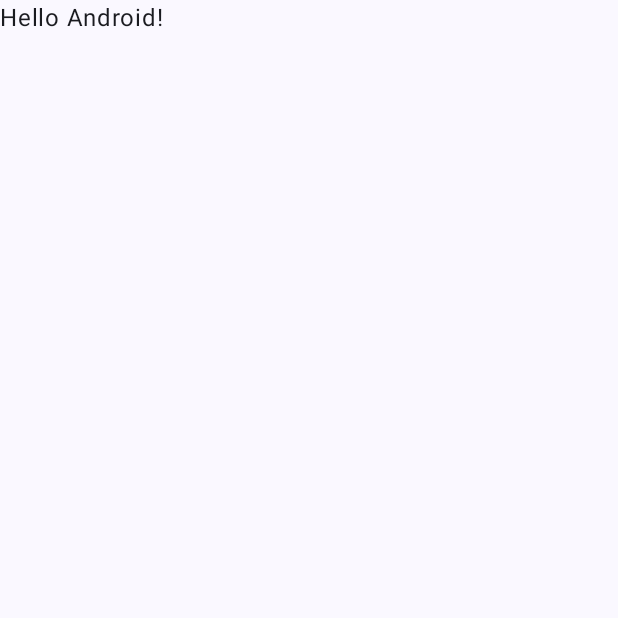
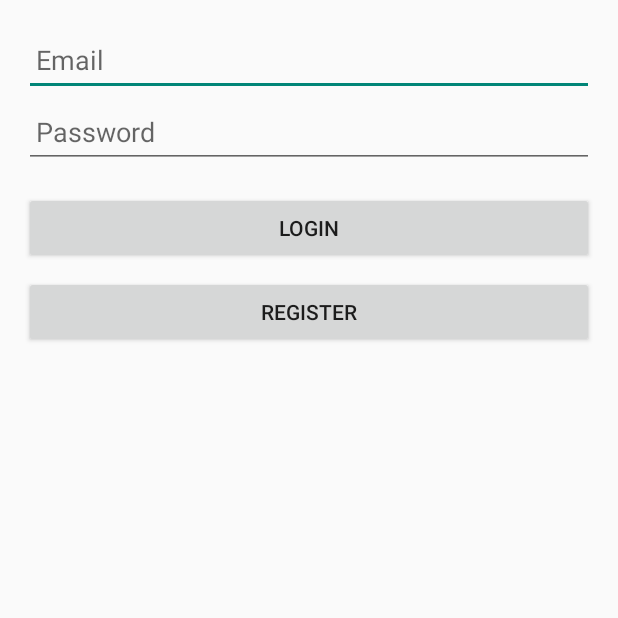
Before and after one commit to joshuaj0421/SkillScape, an Android app built with Jetpack Compose: the screen it shows after launch (MainActivity before the commit, LoginActivity after it), on a phone screen of 412 x 824 dp, the top half of it. Before the commit the part shown is almost empty. Run offline under Robolectric (Android 15) with nearby library versions, the light colour scheme and no system bars; our stand-ins replace Firebase (no records; nobody signed in at launch, a user with empty details on screens opened directly).

Commit message:
Login Activity and firebase somewhat complete

```diff
--- a/app/build.gradle.kts
+++ b/app/build.gradle.kts
@@ -2,6 +2,7 @@ plugins {
     alias(libs.plugins.android.application)
     alias(libs.plugins.kotlin.android)
     alias(libs.plugins.kotlin.compose)
+    id("com.google.gms.google-services")
 }
 
 android {
@@ -49,6 +50,10 @@ dependencies {
     implementation(libs.androidx.ui.graphics)
     implementation(libs.androidx.ui.tooling.preview)
     implementation(libs.androidx.material3)
+    implementation(platform("com.google.firebase:firebase-bom:33.6.0"))
+    implementation("com.google.firebase:firebase-analytics")
+    implementation(libs.firebase.auth.ktx)
+    implementation(libs.androidx.appcompat)
     testImplementation(libs.junit)
     androidTestImplementation(libs.androidx.junit)
     androidTestImplementation(libs.androidx.espresso.core)
--- a/app/src/main/AndroidManifest.xml
+++ b/app/src/main/AndroidManifest.xml
@@ -13,7 +13,7 @@
         android:theme="@style/Theme.SkillScape"
         tools:targetApi="31">
         <activity
-            android:name=".MainActivity"
+            android:name=".LoginActivity"
             android:exported="true"
             android:label="@string/app_name"
             android:theme="@style/Theme.SkillScape">
--- /dev/null
+++ b/app/src/main/java/edu/uark/joshuaj/skillscape/LoginActivity.kt
@@ -0,0 +1,65 @@
+package edu.uark.joshuaj.skillscape
+
+import android.os.Bundle
+import android.widget.Button
+import android.widget.EditText
+import android.widget.Toast
+import androidx.appcompat.app.AppCompatActivity
+import com.google.firebase.auth.FirebaseAuth
+
+class LoginActivity : AppCompatActivity() {
+
+    private lateinit var auth: FirebaseAuth
+
+    override fun onCreate(savedInstanceState: Bundle?) {
+        super.onCreate(savedInstanceState)
+        setContentView(R.layout.activity_login)
+
+        auth = FirebaseAuth.getInstance()
+
+        val emailEditText = findViewById<EditText>(R.id.emailEditText)
+        val passwordEditText = findViewById<EditText>(R.id.passwordEditText)
+        val loginButton = findViewById<Button>(R.id.loginButton)
+        val registerButton = findViewById<Button>(R.id.registerButton)
+
+        // Login button click listener
+        loginButton.setOnClickListener {
+            val email = emailEditText.text.toString().trim()
+            val password = passwordEditText.text.toString().trim()
+
+            if (email.isEmpty() || password.isEmpty()) {
+                Toast.makeText(this, "Please enter email and password", Toast.LENGTH_SHORT).show()
+                return@setOnClickListener
+            }
+
+            auth.signInWithEmailAndPassword(email, password)
+                .addOnCompleteListener { task ->
+                    if (task.isSuccessful) {
+                        Toast.makeText(this, "Login Successful", Toast.LENGTH_SHORT).show()
+                    } else {
+                        Toast.makeText(this, "Login Failed: ${task.exception?.message}", Toast.LENGTH_SHORT).show()
+                    }
+                }
+        }
+
+        // Register button click listener
+        registerButton.setOnClickListener {
+            val email = emailEditText.text.toString().trim()
+            val password = passwordEditText.text.toString().trim()
+
+            if (email.isEmpty() || password.isEmpty()) {
+                Toast.makeText(this, "Please enter email and password", Toast.LENGTH_SHORT).show()
+                return@setOnClickListener
+            }
+
+            auth.createUserWithEmailAndPassword(email, password)
+                .addOnCompleteListener { task ->
+                    if (task.isSuccessful) {
+                        Toast.makeText(this, "Registration Successful", Toast.LENGTH_SHORT).show()
+                    } else {
+                        Toast.makeText(this, "Registration Failed: ${task.exception?.message}", Toast.LENGTH_SHORT).show()
+                    }
+                }
+        }
+    }
+}
--- a/app/src/main/java/edu/uark/joshuaj/skillscape/MainActivity.kt
+++ /dev/null
@@ -1,47 +0,0 @@
-package edu.uark.joshuaj.skillscape
-
-import android.os.Bundle
-import androidx.activity.ComponentActivity
-import androidx.activity.compose.setContent
-import androidx.activity.enableEdgeToEdge
-import androidx.compose.foundation.layout.fillMaxSize
-import androidx.compose.foundation.layout.padding
-import androidx.compose.material3.Scaffold
-import androidx.compose.material3.Text
-import androidx.compose.runtime.Composable
-import androidx.compose.ui.Modifier
-import androidx.compose.ui.tooling.preview.Preview
-import edu.uark.joshuaj.skillscape.ui.theme.SkillScapeTheme
-
-class MainActivity : ComponentActivity() {
-    override fun onCreate(savedInstanceState: Bundle?) {
-        super.onCreate(savedInstanceState)
-        enableEdgeToEdge()
-        setContent {
-            SkillScapeTheme {
-                Scaffold(modifier = Modifier.fillMaxSize()) { innerPadding ->
-                    Greeting(
-                        name = "Android",
-                        modifier = Modifier.padding(innerPadding)
-                    )
-                }
-            }
-        }
-    }
-}
-
-@Composable
-fun Greeting(name: String, modifier: Modifier = Modifier) {
-    Text(
-        text = "Hello $name!",
-        modifier = modifier
-    )
-}
-
-@Preview(showBackground = true)
-@Composable
-fun GreetingPreview() {
-    SkillScapeTheme {
-        Greeting("Android")
-    }
-}
--- /dev/null
+++ b/app/src/main/res/layout/activity_login.xml
@@ -0,0 +1,37 @@
+<LinearLayout
+    xmlns:android="http://schemas.android.com/apk/res/android"
+    android:layout_width="match_parent"
+    android:layout_height="match_parent"
+    android:orientation="vertical"
+    android:padding="16dp">
+
+    <EditText
+        android:id="@+id/emailEditText"
+        android:layout_width="match_parent"
+        android:layout_height="48dp"
+        android:hint="Email"
+        android:inputType="textEmailAddress"
+        android:padding="8dp" />
+
+    <EditText
+        android:id="@+id/passwordEditText"
+        android:layout_width="match_parent"
+        android:layout_height="48dp"
+        android:hint="Password"
+        android:inputType="textPassword"
+        android:padding="8dp" />
+
+    <Button
+        android:id="@+id/loginButton"
+        android:layout_width="match_parent"
+        android:layout_height="wrap_content"
+        android:layout_marginTop="16dp"
+        android:text="Login" />
+
+    <Button
+        android:id="@+id/registerButton"
+        android:layout_width="match_parent"
+        android:layout_height="wrap_content"
+        android:layout_marginTop="8dp"
+        android:text="Register" />
+</LinearLayout>
--- a/app/src/main/res/values/themes.xml
+++ b/app/src/main/res/values/themes.xml
@@ -1,5 +1,9 @@
 <?xml version="1.0" encoding="utf-8"?>
 <resources>
 
-    <style name="Theme.SkillScape" parent="android:Theme.Material.Light.NoActionBar" />
+    <!-- Define your app theme -->
+    <style name="Theme.SkillScape" parent="Theme.AppCompat.Light.NoActionBar">
+        <!-- Customize your theme if needed -->
+    </style>
+
 </resources>
--- a/build.gradle.kts
+++ b/build.gradle.kts
@@ -3,4 +3,5 @@ plugins {
     alias(libs.plugins.android.application) apply false
     alias(libs.plugins.kotlin.android) apply false
     alias(libs.plugins.kotlin.compose) apply false
+    id("com.google.gms.google-services") version "4.4.2" apply false
 }
--- a/gradle/libs.versions.toml
+++ b/gradle/libs.versions.toml
@@ -8,6 +8,8 @@ espressoCore = "3.6.1"
 lifecycleRuntimeKtx = "2.8.7"
 activityCompose = "1.9.3"
 composeBom = "2024.04.01"
+firebaseAuthKtx = "23.1.0"
+appcompat = "1.7.0"
 
 [libraries]
 androidx-core-ktx = { group = "androidx.core", name = "core-ktx", version.ref = "coreKtx" }
@@ -24,6 +26,8 @@ androidx-ui-tooling-preview = { group = "androidx.compose.ui", name = "ui-toolin
 androidx-ui-test-manifest = { group = "androidx.compose.ui", name = "ui-test-manifest" }
 androidx-ui-test-junit4 = { group = "androidx.compose.ui", name = "ui-test-junit4" }
 androidx-material3 = { group = "androidx.compose.material3", name = "material3" }
+firebase-auth-ktx = { group = "com.google.firebase", name = "firebase-auth-ktx", version.ref = "firebaseAuthKtx" }
+androidx-appcompat = { group = "androidx.appcompat", name = "appcompat", version.ref = "appcompat" }
 
 [plugins]
 android-application = { id = "com.android.application", version.ref = "agp" }
```
